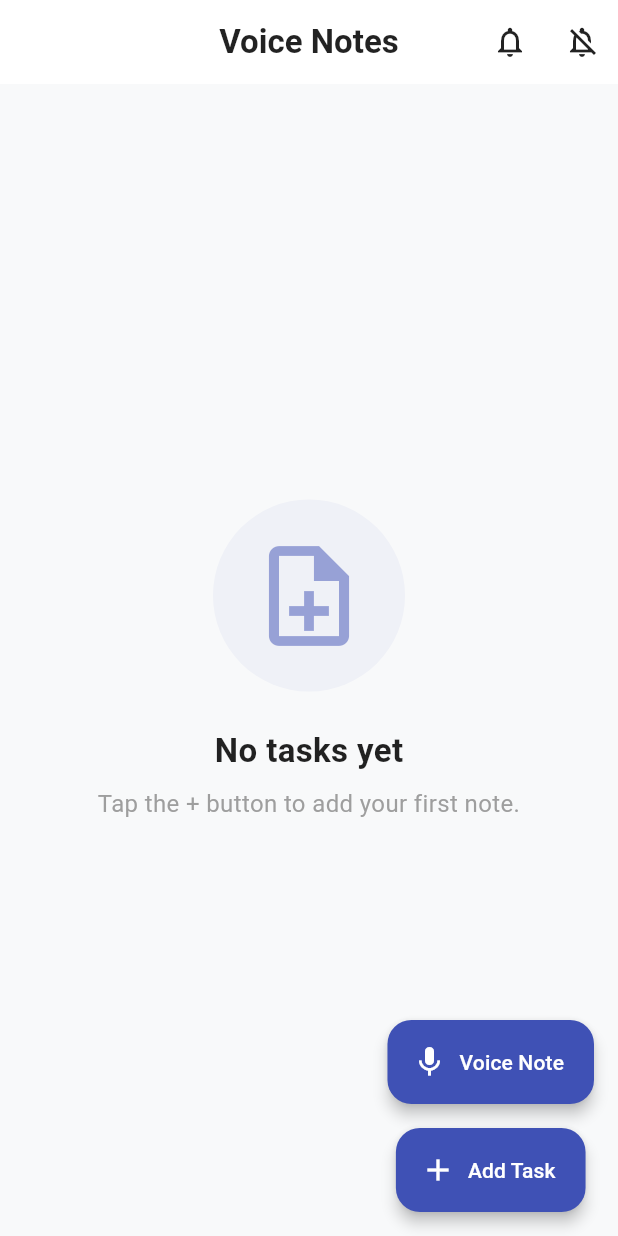
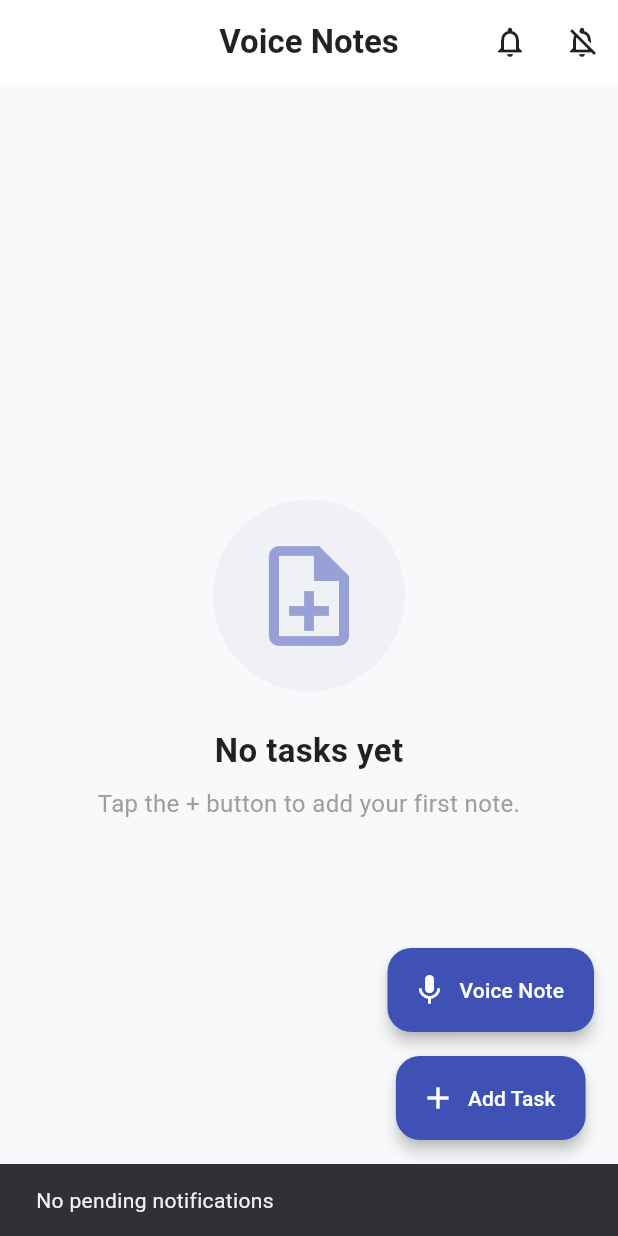
Before and after one commit to AmrelsayeD222/voice_note_app, a Flutter app: the first screen one second after launch, on a phone screen of 412 x 824 dp. Run offline on Flutter 3.47's test engine with Material 3 defaults, Android fonts, the phone set to English and light mode, and no system bars; our stand-ins replace bloc, equatable, flutter_bloc, flutter_local_notifications, just_audio, permission_handler and 2 more; missing offline and left inert: record; accounts and stored records are empty.

```diff
--- a/lib/feature/data/manager/notifications/notification_cubit.dart
+++ b/lib/feature/data/manager/notifications/notification_cubit.dart
@@ -14,21 +14,22 @@ class NotificationCubit extends Cubit<NotificationState> {
   NotificationCubit(this.databaseHelper) : super(NotificationInitial());
 
   Future<void> fetchPendingNotifications() async {
-    emit(NotificationLoading());
+    emit(NotificationLoading(state.notifications));
     try {
       final pending = await _notificationService.getPendingNotifications();
-      emit(NotificationLoaded(pending));
+      emit(NotificationFetchedSuccess(pending));
     } catch (e) {
-      emit(NotificationError(e.toString()));
+      emit(NotificationError(e.toString(), state.notifications));
     }
   }
 
   Future<void> cancelAllNotifications() async {
     try {
       await _notificationService.cancelAll();
-      emit(const NotificationLoaded([]));
+      final pending = await _notificationService.getPendingNotifications();
+      emit(NotificationCancelledSuccess(pending));
     } catch (e) {
-      emit(NotificationError(e.toString()));
+      emit(NotificationError(e.toString(), state.notifications));
     }
   }
 
@@ -41,7 +42,8 @@ class NotificationCubit extends Cubit<NotificationState> {
         }
       } catch (e) {
         debugPrint('Error scheduling notification: $e');
-        emit(NotificationError('Error scheduling notification: $e'));
+        emit(NotificationError(
+            'Error scheduling notification: $e', state.notifications));
       }
     } else {
       await cancelNotification(task.id!);
@@ -49,22 +51,25 @@ class NotificationCubit extends Cubit<NotificationState> {
   }
 
   Future<void> makeNotification(Datamodel datamodel) async {
-    emit(NotificationLoading());
+    emit(NotificationLoading(state.notifications));
     try {
       await databaseHelper.editTask(datamodel);
       await manageTaskNotification(datamodel);
 
-      emit(const NotificationLoaded([]));
+      final pending = await _notificationService.getPendingNotifications();
+      emit(NotificationScheduledSuccess(pending));
     } catch (e) {
-      emit(NotificationError(e.toString()));
+      emit(NotificationError(e.toString(), state.notifications));
     }
   }
 
   Future<void> cancelNotification(int id) async {
     try {
       await _notificationService.cancel(id);
+      final pending = await _notificationService.getPendingNotifications();
+      emit(NotificationFetchedSuccess(pending));
     } catch (e) {
-      emit(NotificationError(e.toString()));
+      emit(NotificationError(e.toString(), state.notifications));
     }
   }
 }
--- a/lib/feature/data/manager/notifications/notification_state.dart
+++ b/lib/feature/data/manager/notifications/notification_state.dart
@@ -1,28 +1,35 @@
 part of 'notification_cubit.dart';
 
 sealed class NotificationState extends Equatable {
-  const NotificationState();
-
-  @override
-  List<Object> get props => [];
-}
-
-final class NotificationInitial extends NotificationState {}
-
-final class NotificationLoading extends NotificationState {}
-
-final class NotificationLoaded extends NotificationState {
   final List<String> notifications;
-  const NotificationLoaded(this.notifications);
+  const NotificationState([this.notifications = const []]);
 
   @override
   List<Object> get props => [notifications];
 }
 
+final class NotificationInitial extends NotificationState {}
+
+final class NotificationLoading extends NotificationState {
+  const NotificationLoading([super.notifications]);
+}
+
+final class NotificationFetchedSuccess extends NotificationState {
+  const NotificationFetchedSuccess(super.notifications);
+}
+
+final class NotificationScheduledSuccess extends NotificationState {
+  const NotificationScheduledSuccess([super.notifications]);
+}
+
+final class NotificationCancelledSuccess extends NotificationState {
+  const NotificationCancelledSuccess([super.notifications]);
+}
+
 final class NotificationError extends NotificationState {
   final String message;
-  const NotificationError(this.message);
+  const NotificationError(this.message, [super.notifications = const []]);
 
   @override
-  List<Object> get props => [message];
+  List<Object> get props => [message, notifications];
 }
--- a/lib/feature/ui/widgets/add_note_fab.dart
+++ b/lib/feature/ui/widgets/add_note_fab.dart
@@ -7,6 +7,7 @@ class AddNoteFAB extends StatelessWidget {
   @override
   Widget build(BuildContext context) {
     return FloatingActionButton.extended(
+      heroTag: 'add_note_fab',
       onPressed: () {
         showDialog(
           context: context,
--- a/lib/feature/ui/widgets/add_voice_fab.dart
+++ b/lib/feature/ui/widgets/add_voice_fab.dart
@@ -7,6 +7,7 @@ class AddVoiceFAB extends StatelessWidget {
   @override
   Widget build(BuildContext context) {
     return FloatingActionButton.extended(
+      heroTag: 'add_voice_fab',
       onPressed: () {
         showModalBottomSheet(
           context: context,
--- a/lib/feature/ui/widgets/home_app_bar.dart
+++ b/lib/feature/ui/widgets/home_app_bar.dart
@@ -7,9 +7,14 @@ class HomeAppBar extends StatelessWidget implements PreferredSizeWidget {
 
   @override
   Widget build(BuildContext context) {
-    return BlocListener<NotificationCubit, NotificationState>(
+    return BlocConsumer<NotificationCubit, NotificationState>(
       listener: (context, state) {
-        if (state is NotificationLoaded) {
+        if (state is NotificationScheduledSuccess) {
+          ScaffoldMessenger.of(context).showSnackBar(
+            const SnackBar(
+                content: Text('Notification scheduled successfully')),
+          );
+        } else if (state is NotificationFetchedSuccess) {
           if (state.notifications.isNotEmpty) {
             showDialog(
               context: context,
@@ -37,32 +42,63 @@ class HomeAppBar extends StatelessWidget implements PreferredSizeWidget {
               const SnackBar(content: Text('No pending notifications')),
             );
           }
+        } else if (state is NotificationCancelledSuccess) {
+          ScaffoldMessenger.of(context).showSnackBar(
+            const SnackBar(content: Text('All notifications canceled')),
+          );
         } else if (state is NotificationError) {
           ScaffoldMessenger.of(context).showSnackBar(
             SnackBar(content: Text(state.message)),
           );
         }
       },
-      child: AppBar(
+      builder: (context, state) {
+        return AppBar(
           title: const Text('Voice Notes'),
           actions: [
+            Stack(
+              children: [
                 IconButton(
                   onPressed: () {
-              context.read<NotificationCubit>().fetchPendingNotifications();
+                    context
+                        .read<NotificationCubit>()
+                        .fetchPendingNotifications();
                   },
                   icon: const Icon(Icons.notifications_outlined),
+                ),
+                if (state.notifications.isNotEmpty)
+                  Positioned(
+                    top: 8,
+                    right: 8,
+                    child: Container(
+                      padding: const EdgeInsets.all(2),
+                      decoration: BoxDecoration(
+                        color: Colors.red,
+                        borderRadius: BorderRadius.circular(12),
+                      ),
+                      constraints: const BoxConstraints(
+                        minWidth: 16,
+                        minHeight: 16,
+                      ),
+                      child: Text(
+                        state.notifications.length.toString(),
+                        textAlign: TextAlign.center,
+                        style:
+                            const TextStyle(color: Colors.white, fontSize: 10),
+                      ),
+                    ),
+                  ),
+              ],
             ),
             IconButton(
               onPressed: () {
                 context.read<NotificationCubit>().cancelAllNotifications();
-              ScaffoldMessenger.of(context).showSnackBar(
-                const SnackBar(content: Text('All notifications canceled')),
-              );
               },
               icon: const Icon(Icons.notifications_off_outlined),
             ),
           ],
-      ),
+        );
+      },
     );
   }
 
--- a/lib/main.dart
+++ b/lib/main.dart
@@ -33,7 +33,8 @@ class MyApp extends StatelessWidget {
     return MultiBlocProvider(
       providers: [
         BlocProvider(
-          create: (context) => NotificationCubit(DatabaseService()),
+          create: (context) =>
+              NotificationCubit(DatabaseService())..fetchPendingNotifications(),
         ),
         BlocProvider(
           create: (context) => FetchDataCubit(
```
Also changed, not shown: lib/feature/ui/views/details_view.dart (added, +72 -0 lines), lib/feature/ui/widgets/writen_note_card.dart (+12 -0 lines). Lines whose indentation alone changed are shown as unchanged.
